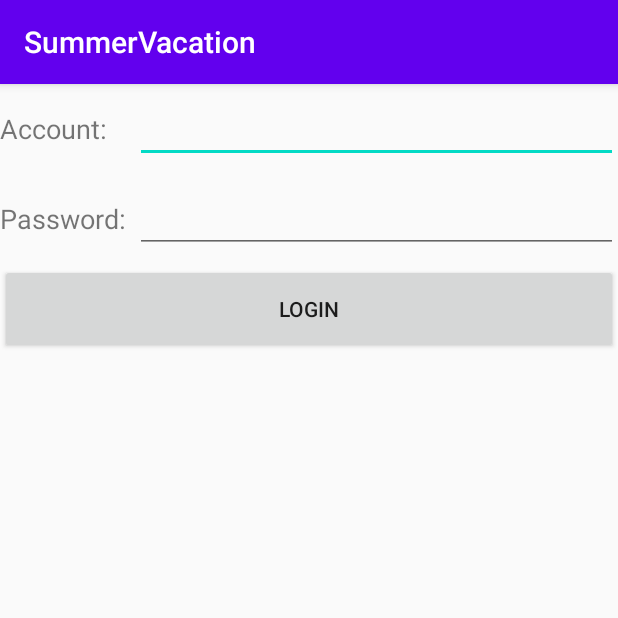
After one commit to FaceWallHan/SummerVacation, an Android app: the LoginActivity screen opened directly, with no data from a screen before it, on a phone screen of 412 x 824 dp, the top half of it. The commit adds this screen. Run offline under Robolectric (Android 15) with nearby library versions, the phone set to English and light mode, and no system bars.

Commit message:
添加了部分强制下线功能

```diff
--- /dev/null
+++ b/app/src/main/java/com/start/head/activity/BroadcastBaseActivity.java
@@ -0,0 +1,23 @@
+package com.start.head.activity;
+
+import android.app.AppComponentFactory;
+import android.os.Bundle;
+
+import androidx.annotation.Nullable;
+import androidx.appcompat.app.AppCompatActivity;
+
+import com.start.head.tools.ActivityCollector;
+
+public class BroadcastBaseActivity extends AppCompatActivity {
+    @Override
+    protected void onCreate(@Nullable Bundle savedInstanceState) {
+        super.onCreate(savedInstanceState);
+        ActivityCollector.addActivity(this);
+    }
+
+    @Override
+    protected void onDestroy() {
+        super.onDestroy();
+        ActivityCollector.removeActivity(this);
+    }
+}
--- /dev/null
+++ b/app/src/main/java/com/start/head/activity/LoginActivity.java
@@ -0,0 +1,40 @@
+package com.start.head.activity;
+
+import androidx.appcompat.app.AppCompatActivity;
+
+import android.content.Intent;
+import android.os.Bundle;
+import android.view.View;
+import android.widget.Button;
+import android.widget.EditText;
+import android.widget.Toast;
+
+import com.start.head.R;
+
+public class LoginActivity extends BroadcastBaseActivity {
+    private EditText textPassword,account;
+    private Button login;
+
+    @Override
+    protected void onCreate(Bundle savedInstanceState) {
+        super.onCreate(savedInstanceState);
+        setContentView(R.layout.login_layout);
+        account=findViewById(R.id.account);
+        textPassword=findViewById(R.id.textPassword);
+        login=findViewById(R.id.login);
+        login.setOnClickListener(new View.OnClickListener() {
+            @Override
+            public void onClick(View view) {
+                String accountText=account.getText().toString().trim();
+                String password=textPassword.getText().toString().trim();
+                if (accountText.equals("admin")&&password.equals("123456")){
+                    Intent intent=new Intent(LoginActivity.this,MainActivity.class);
+                    startActivity(intent);
+                    finish();
+                }else {
+                    Toast.makeText(LoginActivity.this, "accountText or password is invalid", Toast.LENGTH_SHORT).show();
+                }
+            }
+        });
+    }
+}
--- /dev/null
+++ b/app/src/main/java/com/start/head/tools/ActivityCollector.java
@@ -0,0 +1,24 @@
+package com.start.head.tools;
+
+import android.app.Activity;
+
+import java.util.ArrayList;
+import java.util.List;
+
+public class ActivityCollector {
+    private  static List<Activity>list=new ArrayList<>();
+    public static void addActivity(Activity activity){
+        list.add(activity);
+    }
+    public static  void removeActivity(Activity activity){
+        list.remove(activity);
+    }
+    public static void finishAll(){
+        for (Activity activity:list) {
+            if (!activity.isFinishing()){
+                activity.finish();
+            }
+        }
+        list.clear();
+    }
+}
--- /dev/null
+++ b/app/src/main/res/layout/login_layout.xml
@@ -0,0 +1,45 @@
+<?xml version="1.0" encoding="utf-8"?>
+<LinearLayout xmlns:android="http://schemas.android.com/apk/res/android"
+    android:layout_width="match_parent"
+    android:layout_height="match_parent"
+    android:orientation="vertical">
+    <LinearLayout
+        android:orientation="horizontal"
+        android:layout_width="match_parent"
+        android:layout_height="60dp">
+        <TextView
+            android:layout_gravity="center_vertical"
+            android:text="Account:"
+            android:textSize="18sp"
+            android:layout_width="90dp"
+            android:layout_height="wrap_content"/>
+        <EditText
+            android:layout_gravity="center_vertical"
+            android:id="@+id/account"
+            android:layout_weight="1"
+            android:layout_width="0dp"
+            android:layout_height="wrap_content"/>
+    </LinearLayout>
+    <LinearLayout
+        android:orientation="horizontal"
+        android:layout_width="match_parent"
+        android:layout_height="60dp">
+        <TextView
+            android:layout_gravity="center_vertical"
+            android:text="Password:"
+            android:textSize="18sp"
+            android:layout_width="90dp"
+            android:layout_height="wrap_content"/>
+        <EditText
+            android:layout_gravity="center_vertical"
+            android:id="@+id/textPassword"
+            android:layout_weight="1"
+            android:layout_width="0dp"
+            android:layout_height="wrap_content"/>
+    </LinearLayout>
+    <Button
+        android:id="@+id/login"
+        android:text="Login"
+        android:layout_width="match_parent"
+        android:layout_height="60dp"/>
+</LinearLayout>
--- a/app/src/main/res/values/strings.xml
+++ b/app/src/main/res/values/strings.xml
@@ -2,4 +2,5 @@
     <string name="app_name">SummerVacation</string>
     <string name="MyBroadcastReceiver">com.start.head.broadcast.MY_BROADCAST</string>
     <string name="LocalBroadcastReceiver">com.start.head.broadcast.LOCAL_BROADCAST</string>
+    <string name="login">com.start.head.broadcast.FORCE_OFFLINE</string>
 </resources>
```
Also changed, not shown: app/src/main/AndroidManifest.xml (+5 -2 lines), app/src/main/java/com/start/head/activity/MainActivity.java (added, +27 -0 lines), app/src/main/res/layout/activity_main.xml (added, +11 -0 lines).
